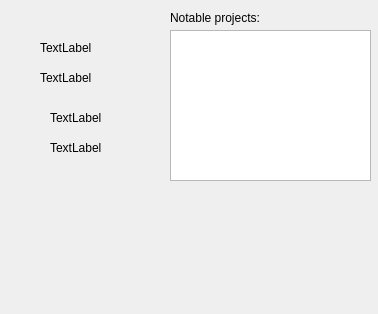
sandraBender/VLN1-hopur2, file sciinfo.ui: the form before one commit.
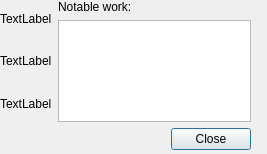
The form after the commit.

Commit message: info komid fyrir sci og comp

Diff of the .ui file:
```diff
--- a/sciinfo.ui
+++ b/sciinfo.ui
@@ -6,90 +6,81 @@
    <rect>
     <x>0</x>
     <y>0</y>
-    <width>378</width>
-    <height>314</height>
+    <width>267</width>
+    <height>154</height>
    </rect>
   </property>
   <property name="windowTitle">
    <string>Dialog</string>
   </property>
+  <widget class="QWidget" name="">
+   <property name="geometry">
+    <rect>
+     <x>0</x>
+     <y>0</y>
+     <width>251</width>
+     <height>150</height>
+    </rect>
+   </property>
+   <layout class="QVBoxLayout" name="verticalLayout_3">
+    <item>
+     <layout class="QHBoxLayout" name="horizontalLayout">
+      <item>
+       <layout class="QVBoxLayout" name="verticalLayout">
+        <item>
   <widget class="QLabel" name="label_name">
-   <property name="geometry">
-    <rect>
-     <x>40</x>
-     <y>40</y>
-     <width>59</width>
-     <height>16</height>
-    </rect>
-   </property>
    <property name="text">
     <string>TextLabel</string>
    </property>
-  </widget>
+          <property name="scaledContents">
+           <bool>true</bool>
+          </property>
+         </widget>
+        </item>
+        <item>
   <widget class="QLabel" name="label_born">
-   <property name="geometry">
-    <rect>
-     <x>40</x>
-     <y>70</y>
-     <width>59</width>
-     <height>16</height>
-    </rect>
-   </property>
    <property name="text">
     <string>TextLabel</string>
    </property>
   </widget>
-  <widget class="QLabel" name="label_died">
-   <property name="geometry">
-    <rect>
-     <x>50</x>
-     <y>110</y>
-     <width>59</width>
-     <height>16</height>
-    </rect>
-   </property>
+        </item>
+        <item>
+         <widget class="QLabel" name="label_gender">
    <property name="text">
     <string>TextLabel</string>
    </property>
   </widget>
+        </item>
+       </layout>
+      </item>
+      <item>
+       <layout class="QVBoxLayout" name="verticalLayout_2">
+        <item>
   <widget class="QLabel" name="label_worked_on">
-   <property name="geometry">
-    <rect>
-     <x>170</x>
-     <y>10</y>
-     <width>111</width>
-     <height>16</height>
-    </rect>
-   </property>
    <property name="text">
-    <string>Notable projects:</string>
-   </property>
-  </widget>
-  <widget class="QListWidget" name="listWidget">
-   <property name="geometry">
-    <rect>
-     <x>170</x>
-     <y>30</y>
-     <width>201</width>
-     <height>151</height>
-    </rect>
-   </property>
+           <string>Notable work:</string>
+          </property>
+         </widget>
+        </item>
+        <item>
+         <widget class="QListWidget" name="list_related_comps">
    <property name="autoFillBackground">
     <bool>true</bool>
    </property>
   </widget>
-  <widget class="QLabel" name="label_gender">
-   <property name="geometry">
-    <rect>
-     <x>50</x>
-     <y>140</y>
-     <width>59</width>
-     <height>16</height>
-    </rect>
-   </property>
+        </item>
+       </layout>
+      </item>
+     </layout>
+    </item>
+    <item alignment="Qt::AlignRight">
+     <widget class="QPushButton" name="button_close">
    <property name="text">
-    <string>TextLabel</string>
-   </property>
+       <string>Close</string>
+      </property>
+     </widget>
+    </item>
+   </layout>
   </widget>
  </widget>
  <resources/>
```
Left out of the diff: 2 changed lines with no effect on the pictures. Lines whose indentation alone changed are shown as unchanged. The commit also changes 14 other files.
